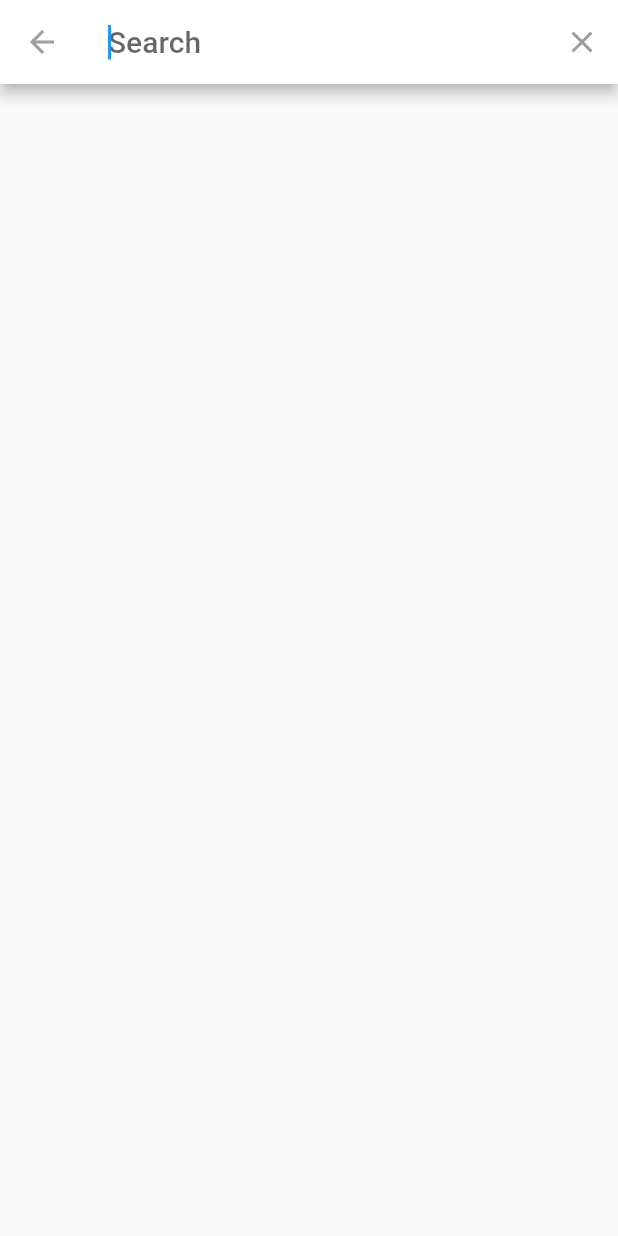
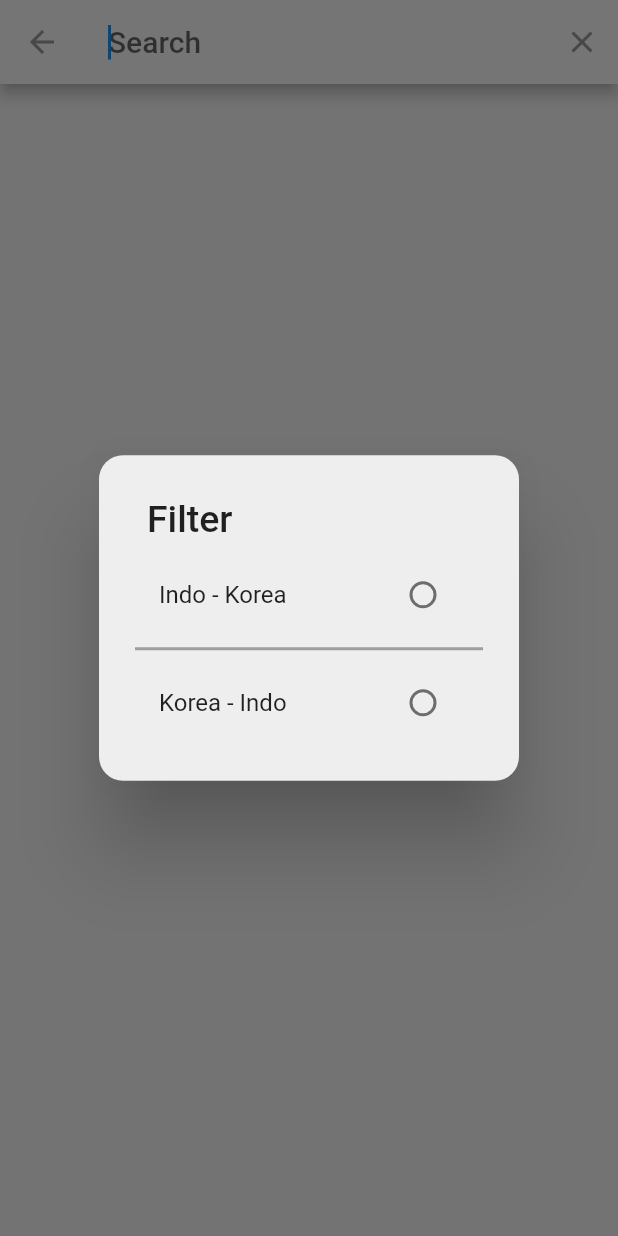
Before and after one commit to Tinesh14/finite-automata, a Flutter app: the screen it shows after launch, after a tap on the "search" icon, on a phone screen of 412 x 824 dp. Run offline on Flutter 3.47's test engine with Material 2 defaults, Android fonts, the phone set to English and light mode, and no system bars; our stand-ins replace cloud_firestore, firebase_core, lottie; accounts and stored records are empty.

Commit message:
fix and finish finite automata dictionary

```diff
--- a/lib/home.dart
+++ b/lib/home.dart
@@ -22,6 +22,7 @@ class _MyHomePageState extends State<MyHomePage> {
   TextEditingController userInputHangul = TextEditingController();
   TextEditingController userInputRomaji = TextEditingController();
   TextEditingController userInputWord = TextEditingController();
+  bool indoToKorea = false;
 
   // void _incrementCounter() {
   //   setState(() {
@@ -30,9 +31,13 @@ class _MyHomePageState extends State<MyHomePage> {
   // }
 
   addData(String value) {
-    firestoreInstance.collection("users").add({
-      "word": value.toString(),
-    }).then((val) => debugPrint("kita cek disini : ${val.id}"));
+    firestoreInstance.collection("users").add(
+      {
+        "word": value.toString(),
+      },
+    ).then(
+      (val) => debugPrint("kita cek disini : ${val.id}"),
+    );
   }
 
   // Future<List<String>> getMarker() async {
@@ -99,6 +104,94 @@ class _MyHomePageState extends State<MyHomePage> {
 
   String valueText = "";
 
+  radioDialog() async {
+    await showDialog(
+      barrierDismissible: false,
+      context: context,
+      builder: (context) {
+        return AlertDialog(
+          backgroundColor: Colors.grey[200],
+          shape: RoundedRectangleBorder(
+            borderRadius: BorderRadius.all(
+              Radius.circular(16),
+            ),
+          ),
+          content: Column(
+            mainAxisSize: MainAxisSize.min,
+            crossAxisAlignment: CrossAxisAlignment.start,
+            children: <Widget>[
+              Row(
+                mainAxisAlignment: MainAxisAlignment.spaceBetween,
+                children: const [
+                  Padding(
+                    padding: EdgeInsets.all(8.0),
+                    child: Text('Filter',
+                        style: TextStyle(
+                            fontSize: 25, fontWeight: FontWeight.w500)),
+                  ),
+                  // Container(
+                  //   margin:
+                  //       const EdgeInsets.only(top: 24, right: 24, bottom: 10),
+                  //   width: 25,
+                  //   height: 25,
+                  //   decoration: const BoxDecoration(
+                  //       shape: BoxShape.circle, color: Colors.orange),
+                  //   child: InkWell(
+                  //     onTap: () {
+                  //       Navigator.pop(context);
+                  //     },
+                  //     child: const Center(
+                  //       child: Icon(
+                  //         Icons.close,
+                  //         color: Colors.white,
+                  //         size: 15.0,
+                  //       ),
+                  //     ),
+                  //   ),
+                  // ),
+                ],
+              ),
+              ListTile(
+                minVerticalPadding: 0,
+                title: Text("Indo - Korea"),
+                trailing: Radio(
+                  activeColor: Colors.blue,
+                  value: 0,
+                  groupValue: -1,
+                  onChanged: (value) {
+                    setState(() {
+                      indoToKorea = true;
+                    });
+                    Navigator.pop(context);
+                  },
+                ),
+              ),
+              Divider(
+                thickness: 2,
+                color: Colors.grey,
+              ),
+              ListTile(
+                minVerticalPadding: 0,
+                title: Text("Korea - Indo"),
+                trailing: Radio(
+                  activeColor: Colors.blue,
+                  value: 0,
+                  groupValue: -1,
+                  onChanged: (value) {
+                    setState(() {
+                      indoToKorea = false;
+                    });
+                    Navigator.pop(context);
+                  },
+                ),
+              ),
+            ],
+          ),
+        );
+      },
+    );
+  }
+
   @override
   Widget build(BuildContext context) {
     return Scaffold(
@@ -110,11 +203,11 @@ class _MyHomePageState extends State<MyHomePage> {
             onPressed: () {
               showSearch(
                 context: context,
-                delegate: CustomSearchDelegate((search, closeNotifier) {
-                  var result = [];
-                  List<String> resultString = [];
-                  //debugPrint("cek datanya : ${result.length}");
-                  return StreamBuilder(
+                delegate: CustomSearchDelegate(
+                  (search, closeNotifier) {
+                    List<dynamic> resultString = [];
+                    //debugPrint("cek datanya : ${result.length}");
+                    return StreamBuilder(
                       stream: FirebaseFirestore.instance
                           .collection('users')
                           .snapshots(),
@@ -133,13 +226,17 @@ class _MyHomePageState extends State<MyHomePage> {
                           var listData = streamSnapshot.data?.docs
                               .map((doc) => doc.data())
                               .toList();
-                          List<String> listString = [];
+                          List<dynamic> listString = [];
                           for (var e in (listData ?? [])) {
-                            listString.add(e['word']);
+                            listString.add(e);
                             // debugPrint("test datanya : ${jsonEncode(e)}, ${e['word']}");
                           }
                           for (var element in listString) {
-                            var temp = element.toString().toLowerCase();
+                            var temp = indoToKorea
+                                ? element['word'].toString().toLowerCase()
+                                : element['romaji']
+                                    .toString()
+                                    .toLowerCase(); // cek indo - korea / korea - indo
                             var temp1 = search.toLowerCase();
                             List<String> pat = [];
                             List<String> searchText = [];
@@ -152,20 +249,72 @@ class _MyHomePageState extends State<MyHomePage> {
                             var resultBool = searchString(searchText, pat);
 
                             if (resultBool) {
-                              resultString.add(element.toString());
+                              resultString.add(element);
                             }
                           }
                           return ListView.builder(
                             itemCount: resultString.length,
-                            padding: const EdgeInsets.all(30),
                             itemBuilder: (context, index) {
-                              return Text("index : ${resultString[index]}");
+                              return Card(
+                                elevation: 8,
+                                shadowColor: Colors.blue,
+                                margin: EdgeInsets.all(20),
+                                shape: OutlineInputBorder(
+                                  borderRadius: BorderRadius.circular(10),
+                                  borderSide: BorderSide(color: Colors.white),
+                                ),
+                                child: Column(
+                                  crossAxisAlignment: CrossAxisAlignment.center,
+                                  children: [
+                                    SizedBox(
+                                      height: 5,
+                                    ),
+                                    Text(
+                                      resultString[index]['word'] ?? "",
+                                      //"word",
+                                      style: TextStyle(
+                                        fontSize: 18,
+                                        fontWeight: FontWeight.bold,
+                                      ),
+                                    ),
+                                    SizedBox(
+                                      height: 5,
+                                    ),
+                                    Text(
+                                      resultString[index]['hangul'] ?? "",
+                                      // "hangul",
+                                      style: TextStyle(
+                                        fontSize: 14,
+                                        //fontWeight: FontWeight.bold,
+                                      ),
+                                    ),
+                                    SizedBox(
+                                      height: 5,
+                                    ),
+                                    Text(
+                                      resultString[index]['romaji'] ?? "",
+                                      // "romaji",
+                                      style: TextStyle(
+                                        fontSize: 14,
+                                        //fontWeight: FontWeight.bold,
+                                      ),
+                                    ),
+                                    SizedBox(
+                                      height: 5,
+                                    ),
+                                  ],
+                                ),
+                              );
+                              //Text("index : ${resultString[index]}");
                             },
                           );
                         }
-                      });
-                }),
+                      },
+                    );
+                  },
+                ),
               );
+              radioDialog();
             },
           ),
         ],
```
